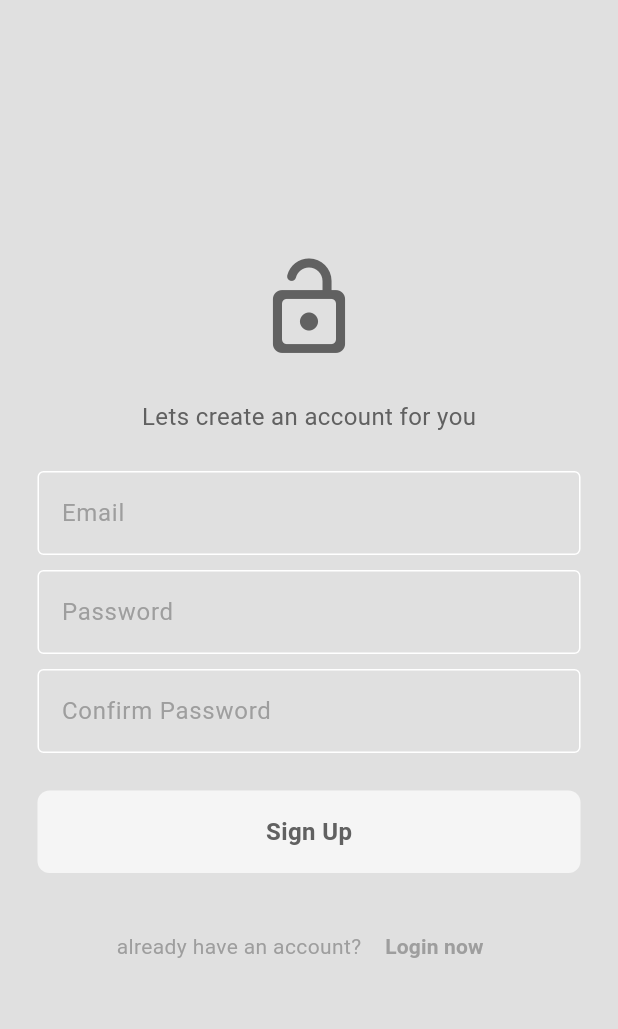
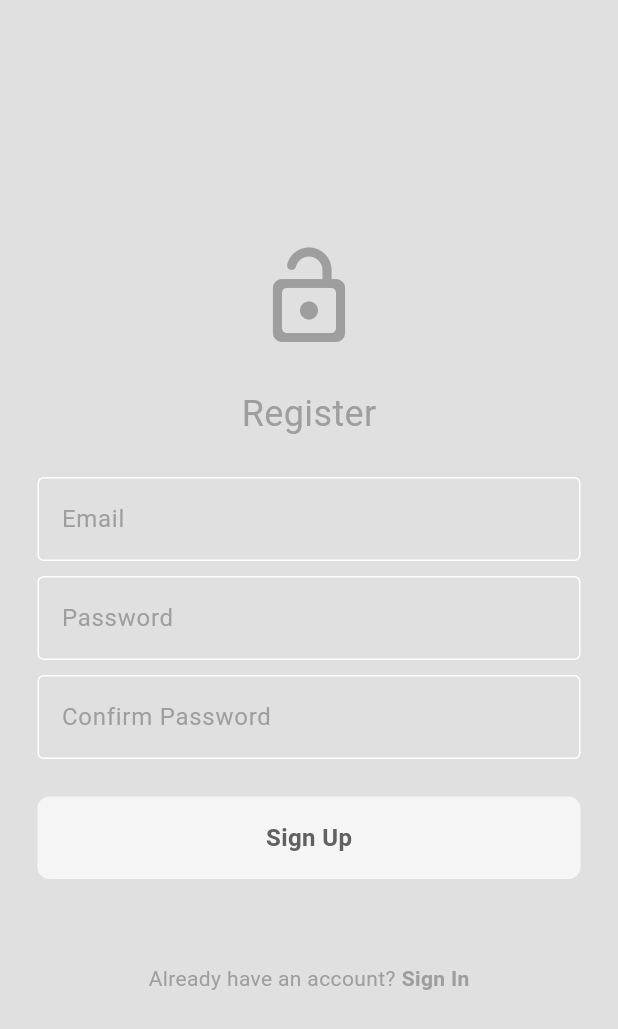
Before and after one commit to NodirQurbonbayev/food-delivery, a Flutter app: the SignUpScreen screen opened directly, on a phone screen of 412 x 824 dp. Shown: the top 1029 px of the screen. Run offline on Flutter 3.47's test engine with Material 3 defaults, Android fonts, the phone set to English and light mode, and no system bars; our stand-ins replace firebase_auth, firebase_core, flutter_credit_card, flutter_onboarding_slider; accounts and stored records are empty; network calls fail.

Commit message:
first commit

```diff
--- /dev/null
+++ b/lib/auth/sign_up_screen.dart
@@ -0,0 +1,142 @@
+import 'package:flutter/material.dart';
+import 'package:my_flutter/services/firebase_auth.dart';
+import 'package:my_flutter/compenets/my_text_field.dart';
+import 'package:my_flutter/compenets/my_buttons.dart';
+
+class SignUpScreen extends StatefulWidget {
+  @override
+  _SignUpScreenState createState() => _SignUpScreenState();
+}
+
+class _SignUpScreenState extends State<SignUpScreen> {
+  final TextEditingController emailController = TextEditingController();
+  final TextEditingController passwordController = TextEditingController();
+  final TextEditingController confirmPasswordController = TextEditingController();
+  final _formKey = GlobalKey<FormState>();
+  String errorMessage = '';
+
+  void _signUp() {
+    if (_formKey.currentState!.validate()) {
+      if (passwordController.text == confirmPasswordController.text) {
+        AuthService().signUp(
+          emailController.text.trim(),
+          passwordController.text.trim(),
+          context,
+        );
+      } else {
+        setState(() {
+          errorMessage = "Passwords do not match";
+        });
+      }
+    }
+  }
+
+  @override
+  Widget build(BuildContext context) {
+    return Scaffold(
+      backgroundColor: Theme.of(context).colorScheme.background,
+      body: Center(
+        child: SingleChildScrollView(
+          child: Form(
+            key: _formKey,
+            child: Column(
+              mainAxisAlignment: MainAxisAlignment.center,
+              children: [
+                Icon(
+                  Icons.lock_open_rounded,
+                  size: 72,
+                  color: Theme.of(context).colorScheme.primary,
+                ),
+                SizedBox(height: 25),
+                Text(
+                  "Register",
+                  style: TextStyle(
+                    fontSize: 24,
+                    color: Theme.of(context).colorScheme.primary,
+                  ),
+                ),
+                SizedBox(height: 25),
+                MyTextField(
+                  hintText: "Email",
+                  obscureText: false,
+                  controller: emailController,
+                  validator: (value) {
+                    if (value == null || value.isEmpty) {
+                      return 'Please enter your email';
+                    } else if (!RegExp(
+                            r'^(([^<>()[\]\\.,;:\s@\"]+(\.[^<>()[\]\\.,;:\s@\"]+)*)|(\".+\"))@((\[[0-9]{1,3}\.[0-9]{1,3}\.[0-9]{1,3}\.[0-9]{1,3}\])|(([a-zA-Z\-0-9]+\.)+[a-zA-Z]{2,}))$')
+                        .hasMatch(value)) {
+                      return 'Please enter a valid email address';
+                    }
+                    return null;
+                  },
+                ),
+                SizedBox(height: 10),
+                MyTextField(
+                  hintText: "Password",
+                  obscureText: true,
+                  controller: passwordController,
+                  validator: (value) {
+                    if (value == null || value.isEmpty) {
+                      return 'Please enter your password';
+                    } else if (value.length < 8) {
+                      return 'Password must be at least 8 characters';
+                    }
+                    return null;
+                  },
+                ),
+                SizedBox(height: 10),
+                MyTextField(
+                  hintText: "Confirm Password",
+                  obscureText: true,
+                  controller: confirmPasswordController,
+                  validator: (value) {
+                    if (value == null || value.isEmpty) {
+                      return 'Please confirm your password';
+                    }
+                    return null;
+                  },
+                ),
+                SizedBox(height: 25),
+                MyButtons(
+                  text: "Sign Up",
+                  onTap: _signUp,
+                ),
+                SizedBox(height: 10),
+                Text(
+                  errorMessage,
+                  style: TextStyle(color: Colors.red),
+                ),
+                SizedBox(height: 25),
+                Row(
+                  mainAxisAlignment: MainAxisAlignment.center,
+                  children: [
+                    Text(
+                      "Already have an account?",
+                      style: TextStyle(
+                        color: Colors.grey,
+                      ),
+                    ),
+                    SizedBox(width: 4),
+                    GestureDetector(
+                      onTap: () {
+                        Navigator.pop(context);
+                      },
+                      child: Text(
+                        "Sign In",
+                        style: TextStyle(
+                          color: Colors.grey,
+                          fontWeight: FontWeight.bold,
+                        ),
+                      ),
+                    ),
+                  ],
+                ),
+              ],
+            ),
+          ),
+        ),
+      ),
+    );
+  }
+}
--- a/lib/pages/onboarding/on_boarding_screen..dart
+++ b/lib/pages/onboarding/on_boarding_screen..dart
@@ -1,7 +1,7 @@
 import 'package:flutter/material.dart';
 import 'package:flutter_onboarding_slider/flutter_onboarding_slider.dart';
 import 'package:my_flutter/auth/login_or_register.dart';
-import 'package:my_flutter/pages/login_page.dart';
+import 'package:my_flutter/auth/login_page.dart';
 
 class SplashScreen extends StatefulWidget {
   @override
--- a/lib/pages/sign_up_screen.dart
+++ /dev/null
@@ -1,135 +0,0 @@
-import 'package:flutter/material.dart';
-import 'package:my_flutter/compenets/my_Text_field.dart';
-import 'package:my_flutter/compenets/my_buttons.dart';
-import 'package:my_flutter/pages/login_page.dart';
-import 'package:my_flutter/services/firebase_auth.dart';
-
-class SignUpScreen extends StatefulWidget {
-  final void Function()? ontap;
-
-  const SignUpScreen({super.key, this.ontap});
-  @override
-  _SignUpScreenState createState() => _SignUpScreenState();
-}
-
-class _SignUpScreenState extends State<SignUpScreen> {
-  final TextEditingController emailController = TextEditingController();
-  final TextEditingController passwordController = TextEditingController();
-  final TextEditingController confirmpasswordController =
-      TextEditingController();
-  final _formKey = GlobalKey<FormState>();
-
-  void _signUp() async {
-    if (_formKey.currentState!.validate()) {
-      print(
-          'Email: ${emailController.text}, Password: ${passwordController.text}');
-      await AuthService()
-          .signUp(emailController.text, passwordController.text, context);
-    }
-    Navigator.push(context, MaterialPageRoute(builder: (context)=>SignInScreen()));
-  }
-
-  @override
-  Widget build(BuildContext context) {
-    return Scaffold(
-      backgroundColor: Theme.of(context).colorScheme.background,
-      body: Center(
-        child: Form(
-          key: _formKey,
-          child: Column(
-            mainAxisAlignment: MainAxisAlignment.center,
-            children: [
-              Icon(
-                Icons.lock_open_rounded,
-                size: 72,
-                color: Theme.of(context).colorScheme.inversePrimary,
-              ),
-              const SizedBox(height: 25),
-              Text(
-                "Lets create an account for you",
-                style: TextStyle(
-                  fontSize: 16,
-                  color: Theme.of(context).colorScheme.inversePrimary,
-                ),
-              ),
-              const SizedBox(height: 25),
-              MyTextField(
-                hintText: "Email",
-                obscureText: false,
-                controller: emailController,
-                validator: (value) {
-                  if (value == null || value.isEmpty) {
-                    return 'Please enter your email';
-                  }
-                  // Additional email validation can be added here
-                  return null;
-                },
-              ),
-              const SizedBox(height: 10),
-              MyTextField(
-                hintText: "Password",
-                obscureText: true,
-                controller: passwordController,
-                validator: (value) {
-                  if (value == null || value.isEmpty) {
-                    return 'Please enter your password';
-                  }
-                  return null;
-                },
-              ),
-              const SizedBox(height: 10),
-              MyTextField(
-                hintText: "Confirm Password",
-                obscureText: true,
-                controller: confirmpasswordController,
-                validator: (value) {
-                  if (value == null || value.isEmpty) {
-                    return 'Please enter your password';
-                  }
-                  return null;
-                },
-              ),
-              const SizedBox(height: 25),
-              MyButtons(
-                  text: "Sign Up",
-                  onTap: () {
-                    _signUp();
-                  }),
-              const SizedBox(height: 25),
-              Row(
-                mainAxisAlignment: MainAxisAlignment.center,
-                children: [
-                  const Text(
-                    "already have an account?",
-                    style: TextStyle(
-                      color: Colors.grey,
-                    ),
-                  ),
-                  const SizedBox(width: 4),
-                  GestureDetector(
-                    onTap: widget.ontap,
-                    child: TextButton(
-                      onPressed: () {
-                        Navigator.push(
-                            context,
-                            MaterialPageRoute(
-                                builder: (context) => SignInScreen()));
-                      },
-                      child: Text(
-                        "Login now",
-                        style: TextStyle(
-                          color: Colors.grey,
-                          fontWeight: FontWeight.bold,
-                        ),
-                      ),
-                    ),
-                  ),
-                ],
-              ),
-            ],
-          ),
-        ),
-      ),
-    );
-  }
-}
```
Also changed, not shown: lib/auth/login_page.dart (added, +136 -0 lines), lib/pages/login_page.dart (deleted, +0 -124 lines), lib/services/firebase_auth.dart (+32 -53 lines).
